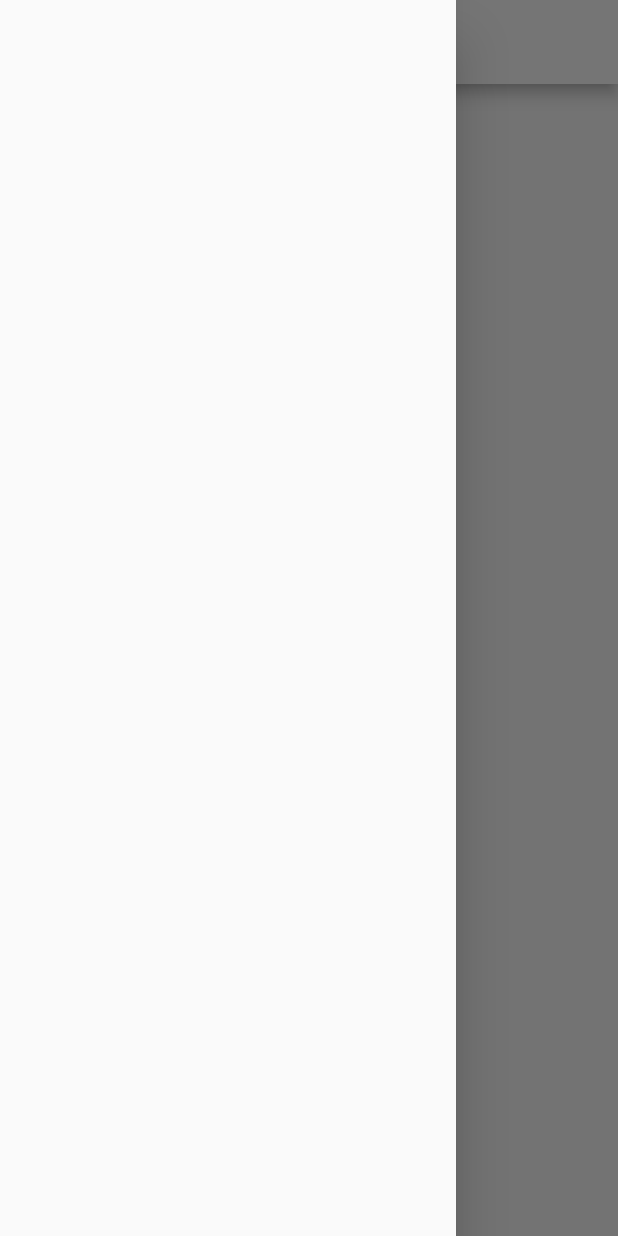
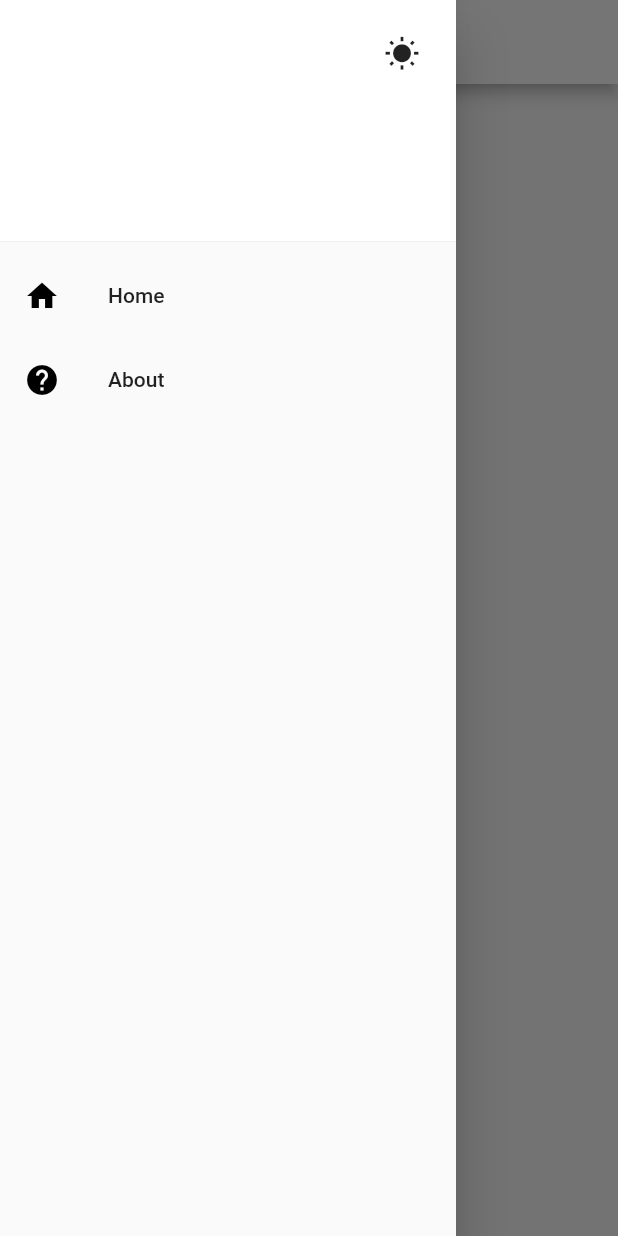
Before and after one commit to TusharSSurve/Flutter-Useful-Widgets-And-Plugins, a Flutter app: the screen it shows after launch, with the side drawer open, on a phone screen of 412 x 824 dp. Run offline on Flutter 3.47's test engine with Material 2 defaults, Android fonts, the phone set to English and light mode, and no system bars; our stand-ins replace flutter_speed_dial.

Commit message:
Sidebar add

```diff
--- a/light_dark_theme/lib/main.dart
+++ b/light_dark_theme/lib/main.dart
@@ -28,7 +28,42 @@ class LightDark extends StatelessWidget {
         backgroundColor: Colors.white,
         iconTheme: IconThemeData(color: Colors.black),
       ),
-      drawer: Drawer(),
+      drawer: Drawer(
+        child: ListView(
+          children: [
+            UserAccountsDrawerHeader(
+                decoration: BoxDecoration(
+                  color: Colors.white,
+                ),
+                otherAccountsPictures: [
+                  IconButton(icon: Icon(Icons.wb_sunny), onPressed: () {})
+                ],
+                //Icons.nights_stay_outlined
+                accountName: Text(''),
+                accountEmail: Text('')),
+            ListTile(
+              leading: Icon(
+                Icons.home,
+                color: Colors.black,
+              ),
+              title: Text('Home'),
+              onTap: () {
+                Navigator.pop(context);
+              },
+            ),
+            ListTile(
+              leading: Icon(
+                Icons.help,
+                color: Colors.black,
+              ),
+              title: Text('About'),
+              onTap: () {
+                Navigator.pop(context);
+              },
+            ),
+          ],
+        ),
+      ),
     );
   }
 }
```
